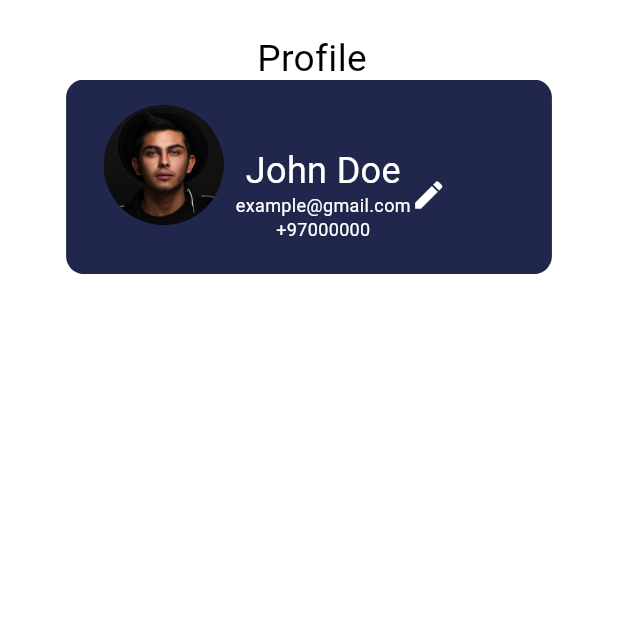
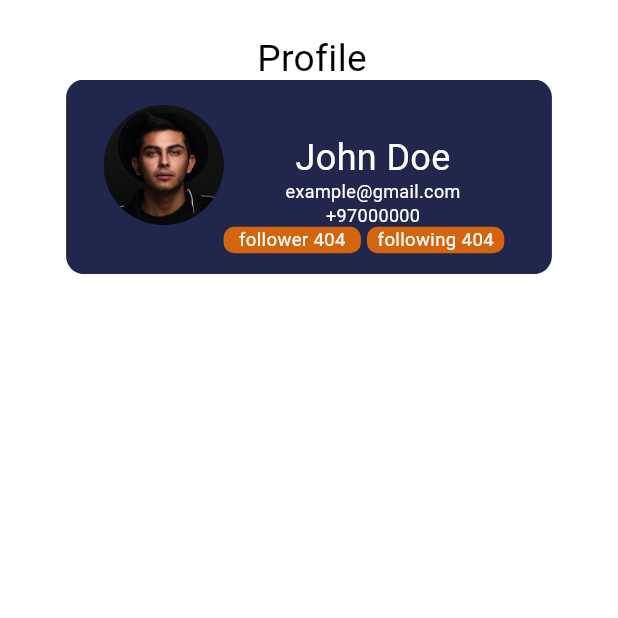
Before and after one commit to RazanHammad97/flutterbetweenerfinal, a Flutter app: the screen it shows after launch, on a phone screen of 412 x 824 dp, the top half of it. Run offline on Flutter 3.47's test engine with Material 2 defaults, Android fonts, the phone set to English and light mode, and no system bars; our stand-ins replace flutter_screenutil.

Commit message:
updating some design issues

```diff
--- a/lib/features/profile/widgets/custom_profile_container_widget.dart
+++ b/lib/features/profile/widgets/custom_profile_container_widget.dart
@@ -54,13 +54,18 @@ class ProfileContainer extends StatelessWidget {
                     leftPadding: 8,
                     color: Colors.white,
                   ),
+                  Row(
+                    children: [
+                      FollowerContainer(
+                        title: "follower 404",
+                      ),
+                      FollowerContainer(
+                        title: "following 404",
+                      ),
+                    ],
+                  )
                 ],
               ),
-              Align(
-                  alignment: Alignment.topRight
-                  ,child: Icon(Icons.edit,color: Colors.white,))
-
-
             ],
           ),
         ),
@@ -68,3 +73,30 @@ class ProfileContainer extends StatelessWidget {
     ]);
   }
 }
+
+class FollowerContainer extends StatelessWidget {
+  const FollowerContainer({required this.title, Key? key}) : super(key: key);
+  final String title;
+
+  @override
+  Widget build(BuildContext context) {
+    return Padding(
+      padding: const EdgeInsets.only(right: 4.0),
+      child: Container(
+        width: 80.w,
+        height: 17.h,
+        decoration: BoxDecoration(
+          color: Color(0xFFD4650F),
+          borderRadius: BorderRadius.circular(7),
+        ),
+        child: Align(
+          alignment: Alignment.center,
+          child: Text(
+            title,
+            style: TextStyle(fontSize: 12.sp),
+          ),
+        ),
+      ),
+    );
+  }
+}
```
